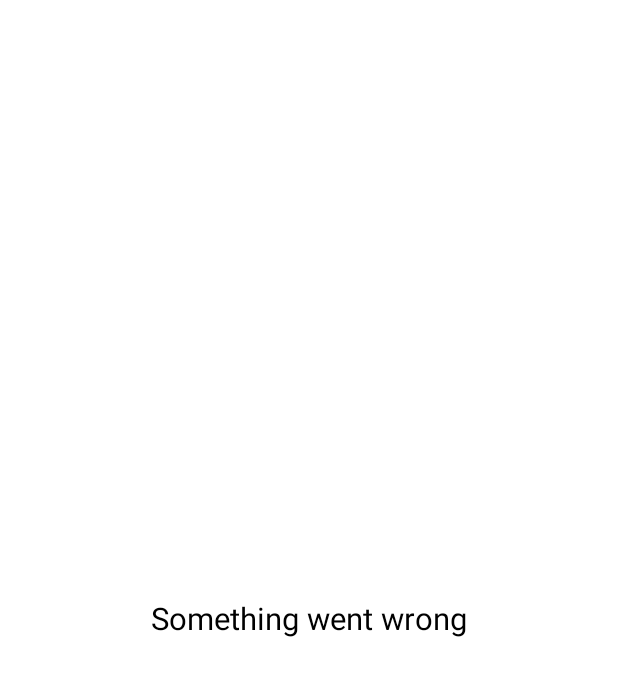
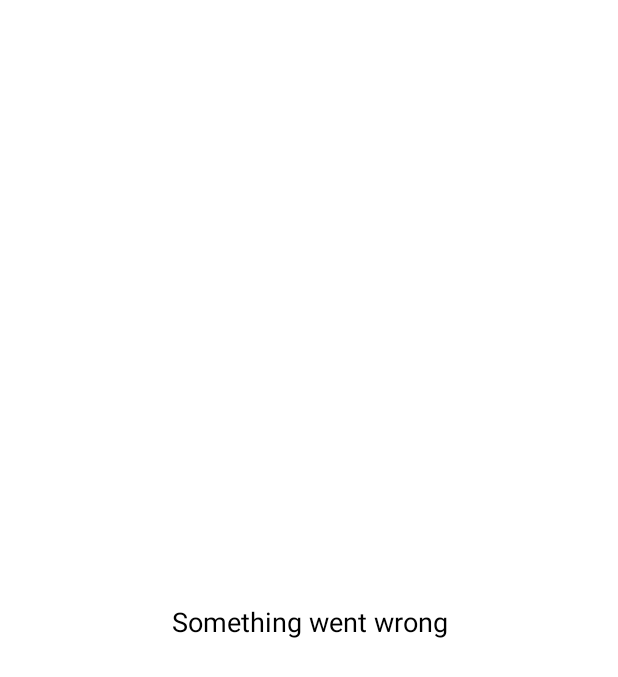
Before and after one commit to Ahmedc2l/currency-fixer, an Android app: the layout _dialog_error.xml on its own in the app's theme, with its tools: preview values and no code run, on a phone screen of 412 x 824 dp. Shown: the top 677 px of the screen. Run offline under Robolectric (Android 15) with nearby library versions, the phone set to English and light mode, and no system bars.

Commit message:
fixer api error handling

```diff
--- a/app/build.gradle
+++ b/app/build.gradle
@@ -24,10 +24,10 @@ android {
         release {
             minifyEnabled false
             proguardFiles getDefaultProguardFile('proguard-android-optimize.txt'), 'proguard-rules.pro'
-            buildConfigField "String", "FIXER_BASE_URL", "\"http://data.fixer.io/\""
+            buildConfigField "String", "FIXER_BASE_URL", "\"https://data.fixer.io/\""
         }
         debug {
-            buildConfigField "String", "FIXER_BASE_URL", "\"http://data.fixer.io/\""
+            buildConfigField "String", "FIXER_BASE_URL", "\"https://data.fixer.io/\""
             versionNameSuffix "-debug"
         }
     }
--- a/app/src/main/java/com/ahmedc2l/currencyfixer/app/converter/ConverterViewModel.kt
+++ b/app/src/main/java/com/ahmedc2l/currencyfixer/app/converter/ConverterViewModel.kt
@@ -1,5 +1,6 @@
 package com.ahmedc2l.currencyfixer.app.converter
 
+import android.util.Log
 import androidx.lifecycle.LiveData
 import androidx.lifecycle.MutableLiveData
 import androidx.lifecycle.ViewModel
@@ -41,7 +42,9 @@ class ConverterViewModel @Inject constructor(
             _loading.postValue(true)
             getLatestExchangeRatesUseCase.invoke().fold({
                 _error.postValue(it.toErrorString())
-            }, {})
+            }, {
+                Log.i("TAG", "getLatestExchangeRates: $it")
+            })
             _loading.postValue(false)
         }
     }
--- a/app/src/main/java/com/ahmedc2l/currencyfixer/data/network/FixerNetwork.kt
+++ b/app/src/main/java/com/ahmedc2l/currencyfixer/data/network/FixerNetwork.kt
@@ -6,6 +6,7 @@ import com.google.gson.GsonBuilder
 import com.jakewharton.retrofit2.adapter.kotlin.coroutines.CoroutineCallAdapterFactory
 import kotlinx.coroutines.Deferred
 import okhttp3.OkHttpClient
+import okhttp3.ResponseBody
 import okhttp3.logging.HttpLoggingInterceptor
 import retrofit2.Response
 import retrofit2.Retrofit
@@ -46,5 +47,5 @@ object FixerNetwork {
 interface FixerApiServices {
     // "latest" endpoint - request the most recent exchange rate data
     @GET("api/latest?access_key=520ea67c656a30b78a48036ef0cae619&format=1")
-    fun getLatestExchangeRatesAsync(): Deferred<Response<LatestExchangeRatesResponseModel>>
+    fun getLatestExchangeRatesAsync(): Deferred<Response<ResponseBody>>
 }
--- a/app/src/main/res/layout/_dialog_error.xml
+++ b/app/src/main/res/layout/_dialog_error.xml
@@ -3,8 +3,7 @@
     xmlns:app="http://schemas.android.com/apk/res-auto"
     xmlns:tools="http://schemas.android.com/tools"
     android:background="@color/white"
-    android:layout_marginStart="@dimen/_10sdp"
-    android:layout_marginEnd="@dimen/_10sdp"
+    android:layout_margin="@dimen/_20sdp"
     android:layout_gravity="center"
     android:layout_width="wrap_content"
     android:layout_height="wrap_content">
@@ -16,8 +15,9 @@
         android:layout_marginTop="@dimen/_5sdp"
         android:layout_marginBottom="1dp"
         android:textColor="@color/black"
-        android:textSize="@dimen/_16sdp"
-        android:layout_margin="@dimen/_20sdp"
+        android:textSize="@dimen/_14sdp"
+        android:padding="@dimen/_12sdp"
+        android:gravity="center"
         tools:text="Something went wrong"
         app:layout_constraintBottom_toBottomOf="parent"
         app:layout_constraintEnd_toEndOf="parent"
```
Also changed, not shown: app/src/main/java/com/ahmedc2l/currencyfixer/data/datasources/ExchangeRatesDataSourceImpl.kt (+21 -3 lines), app/src/main/java/com/ahmedc2l/currencyfixer/data/utils/AppFailure.kt (+26 -2 lines), app/src/main/res/layout/_dialog_loading.xml (+3 -4 lines).
